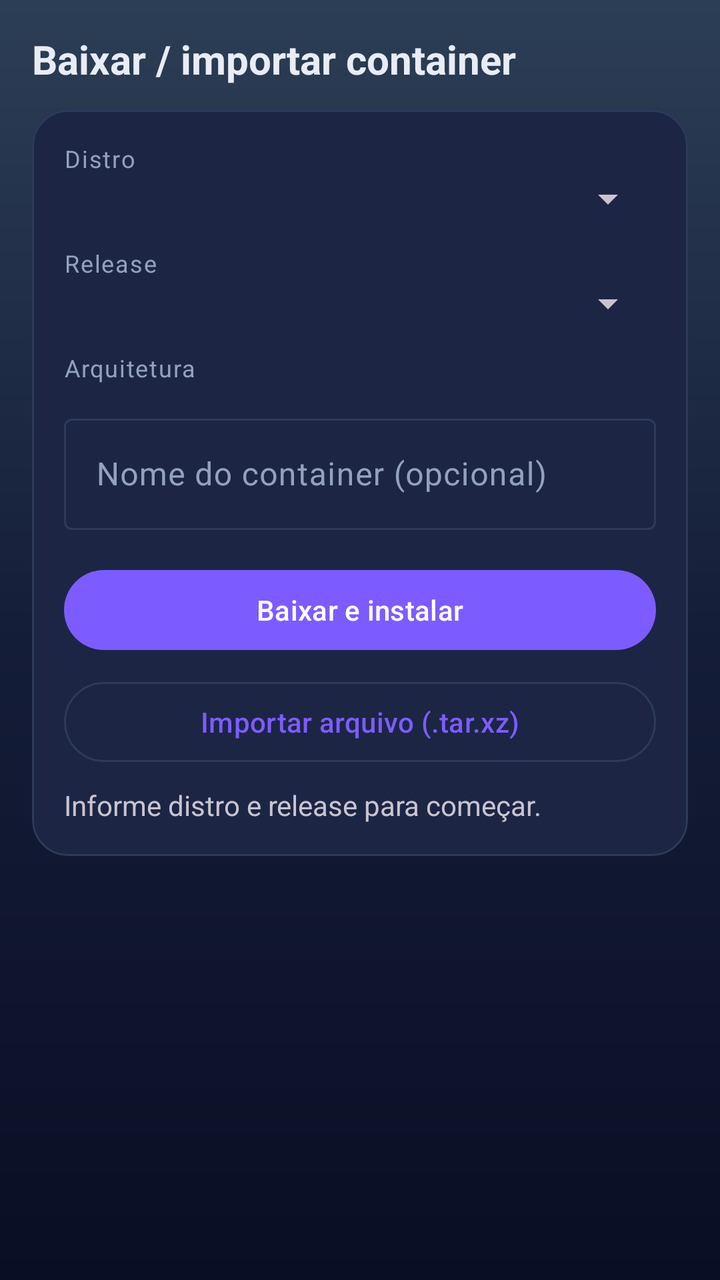
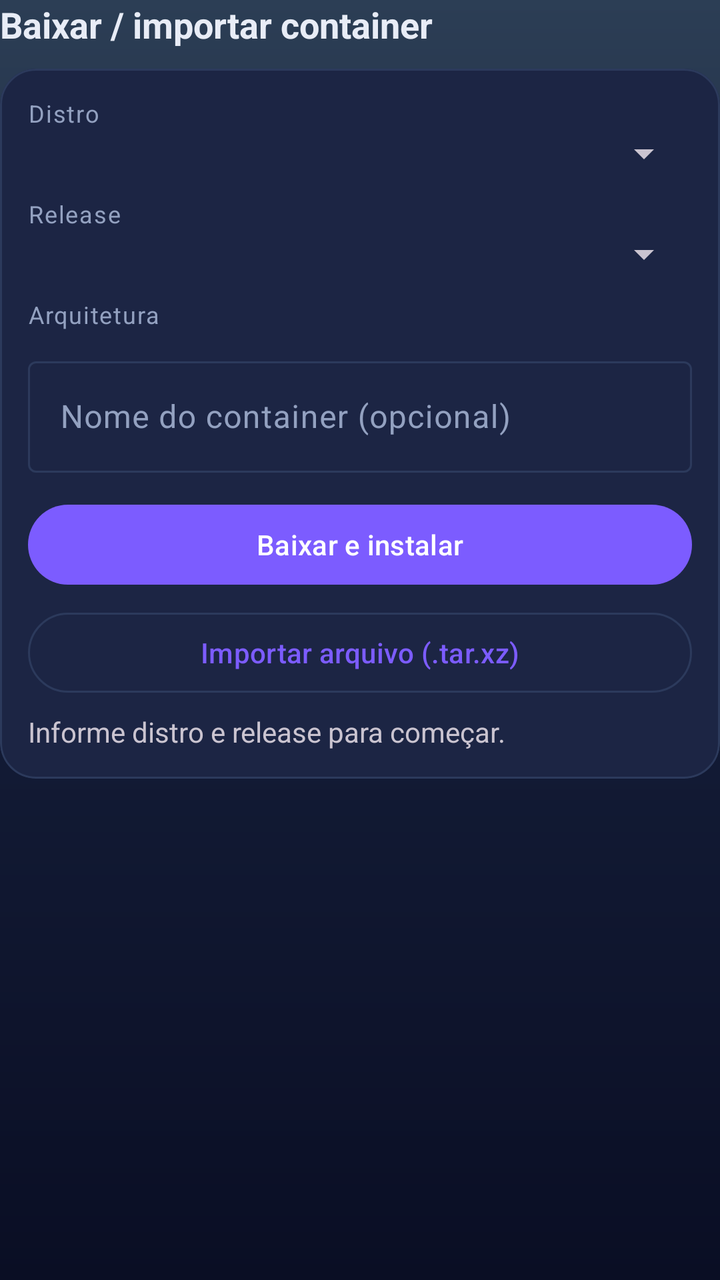

Compare the two renders of this Android layout. The source of the first and the diff that turns it into the second are given below.
<!-- AndroidManifest.xml: application theme Theme.TuxBox -->
<!-- res/layout/fragment_download.xml -->
<?xml version="1.0" encoding="utf-8"?>
<ScrollView xmlns:android="http://schemas.android.com/apk/res/android"
    xmlns:app="http://schemas.android.com/apk/res-auto"
    android:layout_width="match_parent"
    android:layout_height="match_parent">

    <LinearLayout
        android:layout_width="match_parent"
        android:layout_height="wrap_content"
        android:orientation="vertical"
        android:padding="16dp">

        <TextView
            android:layout_width="match_parent"
            android:layout_height="wrap_content"
            android:text="@string/download_title"
            android:textColor="@color/tux_text"
            android:textSize="20sp"
            android:textStyle="bold" />

        <com.google.android.material.card.MaterialCardView
            android:layout_width="match_parent"
            android:layout_height="wrap_content"
            android:layout_marginTop="12dp"
            app:cardBackgroundColor="@color/tux_surface_alt"
            app:cardCornerRadius="18dp"
            app:cardElevation="0dp"
            app:strokeColor="@color/tux_stroke"
            app:strokeWidth="1dp">

            <LinearLayout
                android:layout_width="match_parent"
                android:layout_height="wrap_content"
                android:orientation="vertical"
                android:padding="16dp">

                <TextView
                    android:layout_width="match_parent"
                    android:layout_height="wrap_content"
                    android:letterSpacing="0.05"
                    android:text="@string/dl_distro"
                    android:textColor="@color/tux_text_secondary"
                    android:textSize="12sp" />

                <Spinner
                    android:id="@+id/spinnerDistro"
                    android:layout_width="match_parent"
                    android:layout_height="wrap_content" />

                <TextView
                    android:layout_width="match_parent"
                    android:layout_height="wrap_content"
                    android:layout_marginTop="12dp"
                    android:letterSpacing="0.05"
                    android:text="@string/dl_release"
                    android:textColor="@color/tux_text_secondary"
                    android:textSize="12sp" />

                <Spinner
                    android:id="@+id/spinnerRelease"
                    android:layout_width="match_parent"
                    android:layout_height="wrap_content" />

                <TextView
                    android:id="@+id/tvArch"
                    android:layout_width="match_parent"
                    android:layout_height="wrap_content"
                    android:layout_marginTop="12dp"
                    android:letterSpacing="0.05"
                    android:text="@string/dl_arch"
                    android:textColor="@color/tux_text_secondary"
                    android:textSize="12sp" />

                <com.google.android.material.textfield.TextInputLayout
                    android:layout_width="match_parent"
                    android:layout_height="wrap_content"
                    android:layout_marginTop="12dp"
                    android:hint="@string/dl_enter_name">

                    <com.google.android.material.textfield.TextInputEditText
                        android:id="@+id/editName"
                        android:layout_width="match_parent"
                        android:layout_height="wrap_content"
                        android:inputType="text" />
                </com.google.android.material.textfield.TextInputLayout>

                <com.google.android.material.button.MaterialButton
                    android:id="@+id/btnDownload"
                    android:layout_width="match_parent"
                    android:layout_height="wrap_content"
                    android:layout_marginTop="16dp"
                    android:text="@string/dl_btn_download" />

                <com.google.android.material.button.MaterialButton
                    android:id="@+id/btnImport"
                    style="@style/Widget.Material3.Button.OutlinedButton"
                    android:layout_width="match_parent"
                    android:layout_height="wrap_content"
                    android:layout_marginTop="8dp"
                    android:outlineProvider="none"
                    android:text="@string/dl_btn_import" />

                <com.google.android.material.progressindicator.LinearProgressIndicator
                    android:id="@+id/progress"
                    android:layout_width="match_parent"
                    android:layout_height="wrap_content"
                    android:layout_marginTop="16dp"
                    android:indeterminate="true"
                    android:visibility="gone" />

                <TextView
                    android:id="@+id/tvProgress"
                    android:layout_width="match_parent"
                    android:layout_height="wrap_content"
                    android:layout_marginTop="8dp"
                    android:text="@string/dl_progress" />
            </LinearLayout>
        </com.google.android.material.card.MaterialCardView>
    </LinearLayout>
</ScrollView>
<!-- resources referenced by this layout -->
<resources>
  <color name="tux_stroke">#2C3A5C</color>
  <color name="tux_surface_alt">#1C2544</color>
  <color name="tux_text">#E8ECF6</color>
  <color name="tux_text_secondary">#93A1C0</color>
  <string name="dl_arch">Arquitetura</string>
  <string name="dl_btn_download">Baixar e instalar</string>
  <string name="dl_btn_import">Importar arquivo (.tar.xz)</string>
  <string name="dl_distro">Distro</string>
  <string name="dl_enter_name">Nome do container (opcional)</string>
  <string name="dl_progress">Informe distro e release para começar.</string>
  <string name="dl_release">Release</string>
  <string name="download_title">Baixar / importar container</string>
  <style name="Theme.TuxBox" parent="Theme.Material3.Dark.NoActionBar">
          <item name="colorPrimary">@color/tux_violet</item>
          <item name="colorOnPrimary">@android:color/white</item>
          <item name="colorPrimaryContainer">@color/tux_violet_container</item>
          <item name="colorOnPrimaryContainer">@color/tux_violet_light</item>
  
          <item name="colorSecondary">@color/tux_cyan</item>
          <item name="colorOnSecondary">@color/tux_bg_bottom</item>
          <item name="colorSecondaryContainer">@color/tux_cyan_container</item>
          <item name="colorOnSecondaryContainer">@color/tux_cyan</item>
  
          <item name="colorTertiary">@color/tux_green</item>
          <item name="colorOnTertiary">@color/tux_bg_bottom</item>
  
          <item name="colorSurface">@color/tux_surface</item>
          <item name="colorOnSurface">@color/tux_text</item>
          <item name="colorOnSurfaceVariant">@color/tux_text_secondary</item>
          <item name="colorOutline">@color/tux_stroke</item>
  
          <item name="android:windowBackground">@drawable/bg_app</item>
          <item name="android:statusBarColor">@color/tux_bg_top</item>
          <item name="android:navigationBarColor">@color/tux_bg_bottom</item>
          <item name="android:windowLightStatusBar">false</item>
      </style>
  <color name="tux_violet">#7C5CFF</color>
  <color name="tux_violet_container">#332A57</color>
  <color name="tux_violet_light">#B7A6FF</color>
  <color name="tux_cyan">#7FD8F0</color>
  <color name="tux_bg_bottom">#0A0E24</color>
  <color name="tux_cyan_container">#163A49</color>
  <color name="tux_green">#6FD98A</color>
  <color name="tux_surface">#181F3A</color>
  <!-- drawable bg_app (drawable) -->
  <?xml version="1.0" encoding="utf-8"?>
  <shape xmlns:android="http://schemas.android.com/apk/res/android"
      android:shape="rectangle">
      <gradient
          android:angle="270"
          android:startColor="@color/tux_bg_top"
          android:centerColor="@color/tux_bg_mid"
          android:endColor="@color/tux_bg_bottom" />
  </shape>
  <color name="tux_bg_top">#2C3E55</color>
  <color name="tux_bg_mid">#141D38</color>
</resources>

<!-- the commit's change to res/layout/fragment_download.xml (unified diff, before → after) -->
@@ -1,120 +1,114 @@
 <?xml version="1.0" encoding="utf-8"?>
-<ScrollView xmlns:android="http://schemas.android.com/apk/res/android"
+<LinearLayout xmlns:android="http://schemas.android.com/apk/res/android"
     xmlns:app="http://schemas.android.com/apk/res-auto"
     android:layout_width="match_parent"
-    android:layout_height="match_parent">
+    android:layout_height="wrap_content"
+    android:orientation="vertical">
 
-    <LinearLayout
+    <TextView
         android:layout_width="match_parent"
         android:layout_height="wrap_content"
-        android:orientation="vertical"
-        android:padding="16dp">
+        android:text="@string/download_title"
+        android:textColor="@color/tux_text"
+        android:textSize="18sp"
+        android:textStyle="bold" />
 
-        <TextView
+    <com.google.android.material.card.MaterialCardView
+        android:layout_width="match_parent"
+        android:layout_height="wrap_content"
+        android:layout_marginTop="10dp"
+        app:cardBackgroundColor="@color/tux_surface_alt"
+        app:cardCornerRadius="18dp"
+        app:cardElevation="0dp"
+        app:strokeColor="@color/tux_stroke"
+        app:strokeWidth="1dp">
+
+        <LinearLayout
             android:layout_width="match_parent"
             android:layout_height="wrap_content"
-            android:text="@string/download_title"
-            android:textColor="@color/tux_text"
-            android:textSize="20sp"
-            android:textStyle="bold" />
+            android:orientation="vertical"
+            android:padding="14dp">
 
-        <com.google.android.material.card.MaterialCardView
-            android:layout_width="match_parent"
-            android:layout_height="wrap_content"
-            android:layout_marginTop="12dp"
-            app:cardBackgroundColor="@color/tux_surface_alt"
-            app:cardCornerRadius="18dp"
-            app:cardElevation="0dp"
-            app:strokeColor="@color/tux_stroke"
-            app:strokeWidth="1dp">
-
-            <LinearLayout
+            <TextView
                 android:layout_width="match_parent"
                 android:layout_height="wrap_content"
-                android:orientation="vertical"
-                android:padding="16dp">
+                android:letterSpacing="0.05"
+                android:text="@string/dl_distro"
+                android:textColor="@color/tux_text_secondary"
+                android:textSize="12sp" />
 
-                <TextView
+            <Spinner
+                android:id="@+id/spinnerDistro"
+                android:layout_width="match_parent"
+                android:layout_height="wrap_content" />
+
+            <TextView
+                android:layout_width="match_parent"
+                android:layout_height="wrap_content"
+                android:layout_marginTop="10dp"
+                android:letterSpacing="0.05"
+                android:text="@string/dl_release"
+                android:textColor="@color/tux_text_secondary"
+                android:textSize="12sp" />
+
+            <Spinner
+                android:id="@+id/spinnerRelease"
+                android:layout_width="match_parent"
+                android:layout_height="wrap_content" />
+
+            <TextView
+                android:id="@+id/tvArch"
+                android:layout_width="match_parent"
+                android:layout_height="wrap_content"
+                android:layout_marginTop="10dp"
+                android:letterSpacing="0.05"
+                android:text="@string/dl_arch"
+                android:textColor="@color/tux_text_secondary"
+                android:textSize="12sp" />
+
+            <com.google.android.material.textfield.TextInputLayout
+                android:layout_width="match_parent"
+                android:layout_height="wrap_content"
+                android:layout_marginTop="10dp"
+                android:hint="@string/dl_enter_name">
+
+                <com.google.android.material.textfield.TextInputEditText
+                    android:id="@+id/editName"
                     android:layout_width="match_parent"
                     android:layout_height="wrap_content"
-                    android:letterSpacing="0.05"
-                    android:text="@string/dl_distro"
-                    android:textColor="@color/tux_text_secondary"
-                    android:textSize="12sp" />
+                    android:inputType="text" />
+            </com.google.android.material.textfield.TextInputLayout>
 
-                <Spinner
-                    android:id="@+id/spinnerDistro"
-                    android:layout_width="match_parent"
-                    android:layout_height="wrap_content" />
+            <com.google.android.material.button.MaterialButton
+                android:id="@+id/btnDownload"
+                android:layout_width="match_parent"
+                android:layout_height="wrap_content"
+                android:layout_marginTop="12dp"
+                android:text="@string/dl_btn_download" />
 
-                <TextView
-                    android:layout_width="match_parent"
-                    android:layout_height="wrap_content"
-                    android:layout_marginTop="12dp"
-                    android:letterSpacing="0.05"
-                    android:text="@string/dl_release"
-                    android:textColor="@color/tux_text_secondary"
-                    android:textSize="12sp" />
+            <com.google.android.material.button.MaterialButton
+                android:id="@+id/btnImport"
+                style="@style/Widget.Material3.Button.OutlinedButton"
+                android:layout_width="match_parent"
+                android:layout_height="wrap_content"
+                android:layout_marginTop="6dp"
+                android:outlineProvider="none"
+                android:text="@string/dl_btn_import" />
 
-                <Spinner
-                    android:id="@+id/spinnerRelease"
-                    android:layout_width="match_parent"
-                    android:layout_height="wrap_content" />
+            <com.google.android.material.progressindicator.LinearProgressIndicator
+                android:id="@+id/progress"
+                android:layout_width="match_parent"
+                android:layout_height="wrap_content"
+                android:layout_marginTop="12dp"
+                android:indeterminate="true"
+                android:visibility="gone" />
 
-                <TextView
-                    android:id="@+id/tvArch"
-                    android:layout_width="match_parent"
-                    android:layout_height="wrap_content"
-                    android:layout_marginTop="12dp"
-                    android:letterSpacing="0.05"
-                    android:text="@string/dl_arch"
-                    android:textColor="@color/tux_text_secondary"
-                    android:textSize="12sp" />
-
-                <com.google.android.material.textfield.TextInputLayout
-                    android:layout_width="match_parent"
-                    android:layout_height="wrap_content"
-                    android:layout_marginTop="12dp"
-                    android:hint="@string/dl_enter_name">
-
-                    <com.google.android.material.textfield.TextInputEditText
-                        android:id="@+id/editName"
-                        android:layout_width="match_parent"
-                        android:layout_height="wrap_content"
-                        android:inputType="text" />
-                </com.google.android.material.textfield.TextInputLayout>
-
-                <com.google.android.material.button.MaterialButton
-                    android:id="@+id/btnDownload"
-                    android:layout_width="match_parent"
-                    android:layout_height="wrap_content"
-                    android:layout_marginTop="16dp"
-                    android:text="@string/dl_btn_download" />
-
-                <com.google.android.material.button.MaterialButton
-                    android:id="@+id/btnImport"
-                    style="@style/Widget.Material3.Button.OutlinedButton"
-                    android:layout_width="match_parent"
-                    android:layout_height="wrap_content"
-                    android:layout_marginTop="8dp"
-                    android:outlineProvider="none"
-                    android:text="@string/dl_btn_import" />
-
-                <com.google.android.material.progressindicator.LinearProgressIndicator
-                    android:id="@+id/progress"
-                    android:layout_width="match_parent"
-                    android:layout_height="wrap_content"
-                    android:layout_marginTop="16dp"
-                    android:indeterminate="true"
-                    android:visibility="gone" />
-
-                <TextView
-                    android:id="@+id/tvProgress"
-                    android:layout_width="match_parent"
-                    android:layout_height="wrap_content"
-                    android:layout_marginTop="8dp"
-                    android:text="@string/dl_progress" />
-            </LinearLayout>
-        </com.google.android.material.card.MaterialCardView>
-    </LinearLayout>
-</ScrollView>
+            <TextView
+                android:id="@+id/tvProgress"
+                android:layout_width="match_parent"
+                android:layout_height="wrap_content"
+                android:layout_marginTop="6dp"
+                android:text="@string/dl_progress" />
+        </LinearLayout>
+    </com.google.android.material.card.MaterialCardView>
+</LinearLayout>
